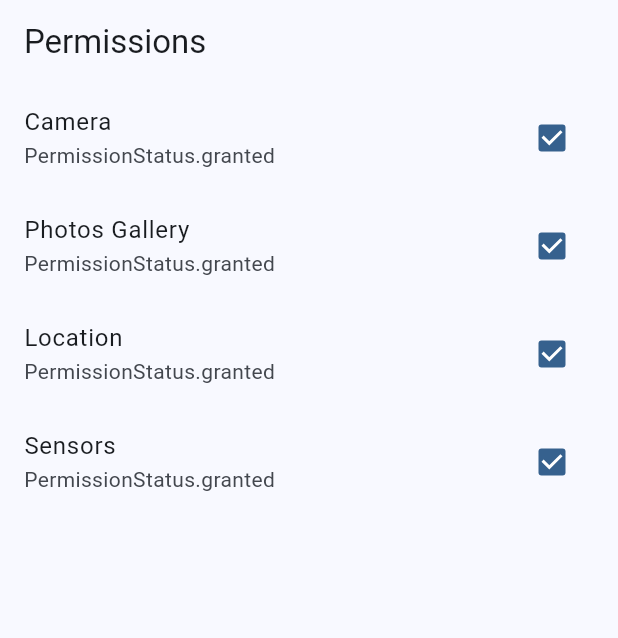
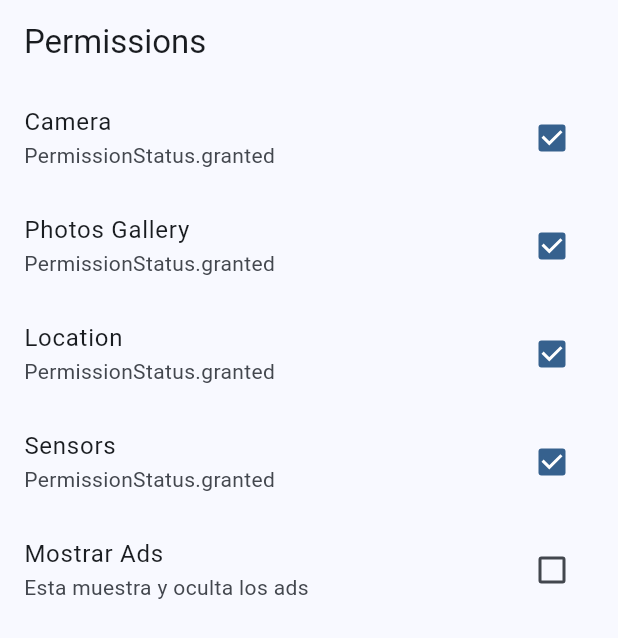
Before and after one commit to DanielDevHN/miscelaneos-flutter, a Flutter app: the PermissionsScreen screen opened by its route, on a phone screen of 412 x 824 dp. Shown: the top 638 px of the screen. Run offline on Flutter 3.47's test engine with Material 2 defaults, Android fonts, the phone set to English and light mode, and no system bars; our stand-ins replace dio, flutter_compass, flutter_riverpod, geolocator, go_router, google_fonts and 8 more; missing offline and left inert: flutter_app_badger, quick_actions; accounts and stored records are empty.

Commit message:
Add section ads in permissions screen

```diff
--- a/lib/presentation/screens/permissions/permissions_screen.dart
+++ b/lib/presentation/screens/permissions/permissions_screen.dart
@@ -22,6 +22,7 @@ class _PermissionsView extends ConsumerWidget {
   @override
   Widget build(BuildContext context, ref) {
     final permissions = ref.watch(permissionsProvider);
+    final showAds = ref.watch(showAdsProvider);
 
     return ListView(
       children: [
@@ -57,6 +58,14 @@ class _PermissionsView extends ConsumerWidget {
             ref.read(permissionsProvider.notifier).requestSensorsAccess();
           },
         ),
+        CheckboxListTile(
+          value: showAds,
+          title: const Text('Mostrar Ads'),
+          subtitle: const Text('Esta muestra y oculta los ads'),
+          onChanged: (_) {
+            ref.read(showAdsProvider.notifier).toggleAds();
+          },
+        ),
       ],
     );
   }
```
